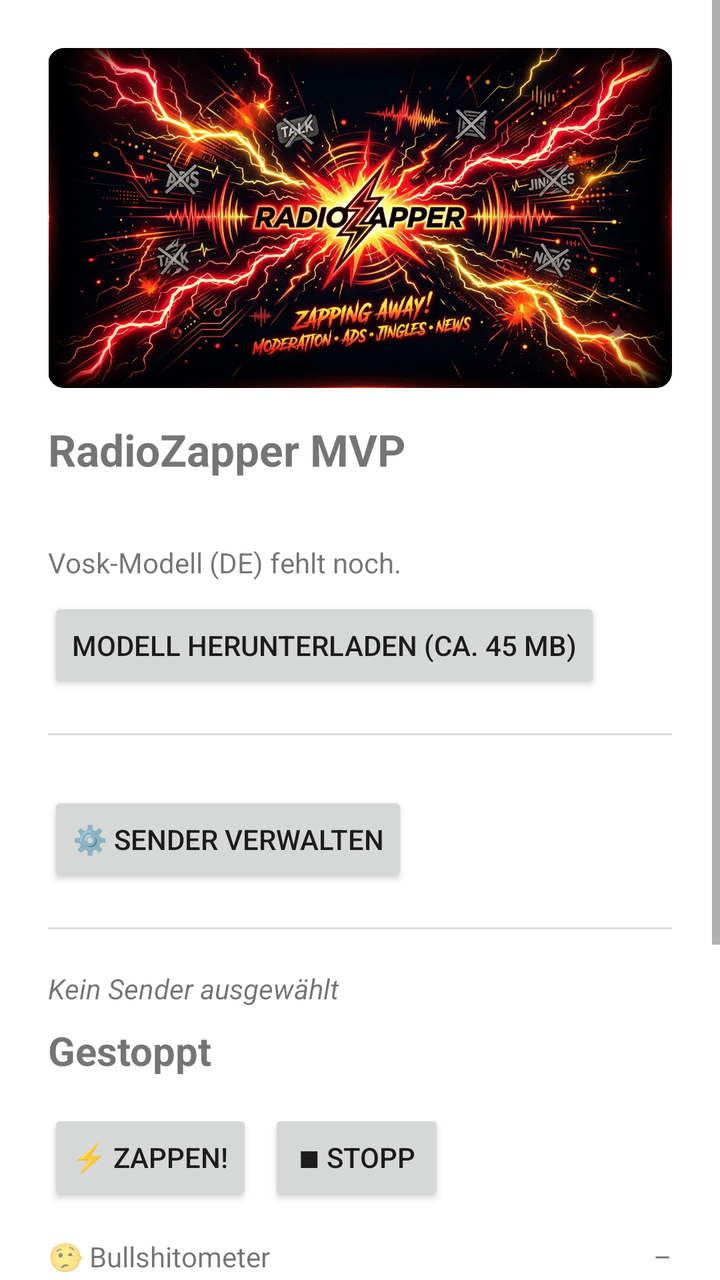
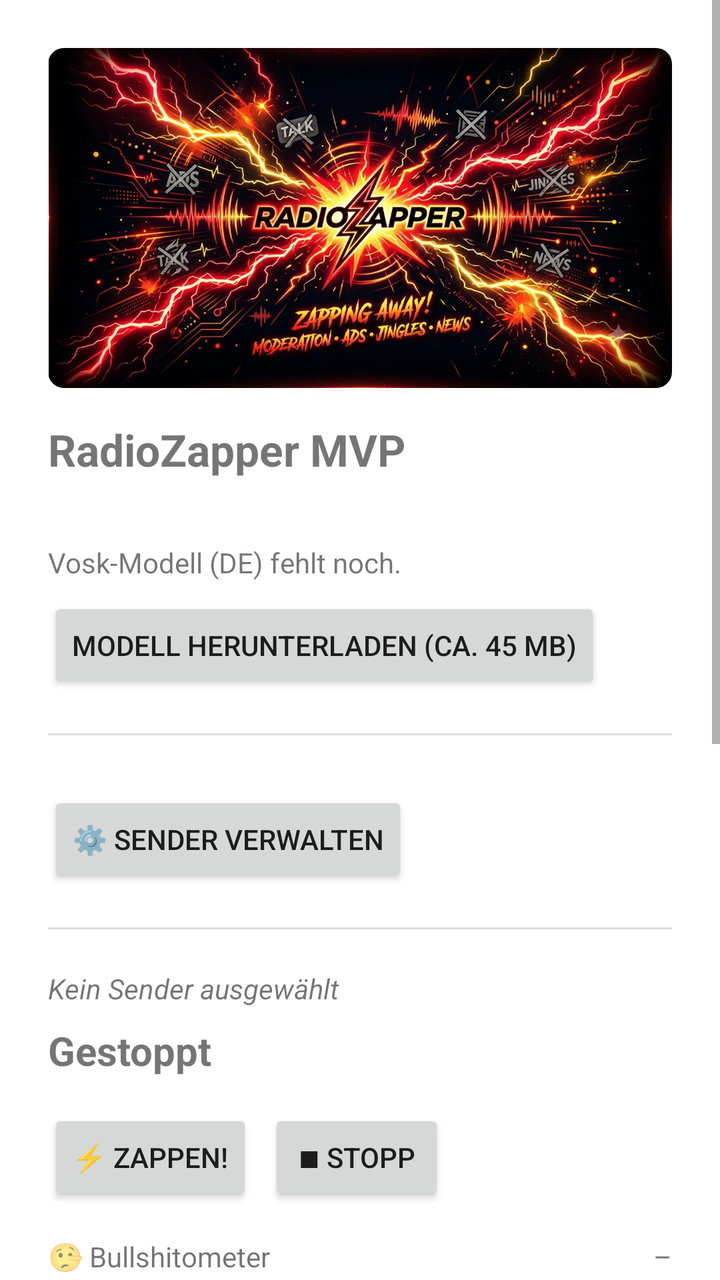

The first picture is an Android layout as it rendered before a commit; the second is the same layout after the commit. The layout source and the unified diff follow.
<!-- AndroidManifest.xml: activity theme Theme.RadioZapperMvp -->
<!-- res/layout/activity_main.xml -->
<?xml version="1.0" encoding="utf-8"?>
<ScrollView xmlns:android="http://schemas.android.com/apk/res/android"
    xmlns:app="http://schemas.android.com/apk/res-auto"
    android:layout_width="match_parent"
    android:layout_height="match_parent">

    <LinearLayout
        android:layout_width="match_parent"
        android:layout_height="wrap_content"
        android:orientation="vertical"
        android:padding="24dp">

        
        <com.google.android.material.imageview.ShapeableImageView
            android:layout_width="match_parent"
            android:layout_height="wrap_content"
            android:layout_marginBottom="16dp"
            android:adjustViewBounds="true"
            android:src="@drawable/banner"
            android:contentDescription="@string/app_name"
            app:shapeAppearanceOverlay="@style/BannerShapeOverlay" />

        <TextView
            android:layout_width="wrap_content"
            android:layout_height="wrap_content"
            android:text="@string/app_name"
            android:textSize="22sp"
            android:textStyle="bold" />

        <TextView
            android:id="@+id/buildTimeText"
            android:layout_width="wrap_content"
            android:layout_height="wrap_content"
            android:layout_marginBottom="16dp"
            android:textSize="12sp"
            android:textColor="#888888" />

        
        <TextView
            android:id="@+id/modelStatusText"
            android:layout_width="match_parent"
            android:layout_height="wrap_content"
            android:text="@string/model_not_ready" />

        <ProgressBar
            android:id="@+id/modelProgressBar"
            style="?android:attr/progressBarStyleHorizontal"
            android:layout_width="match_parent"
            android:layout_height="wrap_content"
            android:layout_marginTop="4dp"
            android:max="100"
            android:visibility="gone" />

        <Button
            android:id="@+id/downloadModelButton"
            android:layout_width="wrap_content"
            android:layout_height="wrap_content"
            android:layout_marginTop="8dp"
            android:text="@string/btn_download_model" />

        <View
            android:layout_width="match_parent"
            android:layout_height="1dp"
            android:layout_marginTop="20dp"
            android:layout_marginBottom="20dp"
            android:background="#DDDDDD" />

        
        <LinearLayout
            android:id="@+id/stationsContainer"
            android:layout_width="match_parent"
            android:layout_height="wrap_content"
            android:orientation="vertical" />

        <Button
            android:id="@+id/manageStationsButton"
            android:layout_width="wrap_content"
            android:layout_height="wrap_content"
            android:layout_marginTop="8dp"
            android:text="@string/btn_manage_stations" />

        <View
            android:layout_width="match_parent"
            android:layout_height="1dp"
            android:layout_marginTop="20dp"
            android:layout_marginBottom="20dp"
            android:background="#DDDDDD" />

        
        <TextView
            android:id="@+id/currentStationText"
            android:layout_width="match_parent"
            android:layout_height="wrap_content"
            android:text="@string/current_station_none"
            android:textStyle="italic" />

        <TextView
            android:id="@+id/statusText"
            android:layout_width="match_parent"
            android:layout_height="wrap_content"
            android:layout_marginTop="8dp"
            android:text="@string/status_idle"
            android:textSize="20sp"
            android:textStyle="bold" />

        <LinearLayout
            android:layout_width="match_parent"
            android:layout_height="wrap_content"
            android:orientation="horizontal"
            android:layout_marginTop="16dp">

            <Button
                android:id="@+id/zapButton"
                android:layout_width="wrap_content"
                android:layout_height="wrap_content"
                android:layout_marginEnd="8dp"
                android:text="@string/btn_zappen" />

            <Button
                android:id="@+id/stopButton"
                android:layout_width="wrap_content"
                android:layout_height="wrap_content"
                android:text="@string/btn_stop" />
        </LinearLayout>

        
        <LinearLayout
            android:layout_width="match_parent"
            android:layout_height="wrap_content"
            android:orientation="horizontal"
            android:layout_marginTop="16dp">

            <TextView
                android:layout_width="0dp"
                android:layout_height="wrap_content"
                android:layout_weight="1"
                android:text="@string/bs_meter_label"
                android:textSize="14sp" />

            <TextView
                android:id="@+id/bsMeterPercentText"
                android:layout_width="wrap_content"
                android:layout_height="wrap_content"
                android:text="@string/bs_meter_off"
                android:textSize="14sp" />
        </LinearLayout>

        <ProgressBar
            android:id="@+id/bsMeterBar"
            style="?android:attr/progressBarStyleHorizontal"
            android:layout_width="match_parent"
            android:layout_height="wrap_content"
            android:layout_marginTop="4dp"
            android:max="100"
            android:progress="0"
            android:progressBackgroundTint="@color/bs_meter_track" />

        <View
            android:layout_width="match_parent"
            android:layout_height="1dp"
            android:layout_marginTop="20dp"
            android:layout_marginBottom="20dp"
            android:background="#DDDDDD" />

        
        <TextView
            android:layout_width="wrap_content"
            android:layout_height="wrap_content"
            android:text="@string/update_server_label"
            android:textSize="12sp" />

        <LinearLayout
            android:layout_width="match_parent"
            android:layout_height="wrap_content"
            android:orientation="horizontal"
            android:gravity="center_vertical"
            android:layout_marginBottom="8dp">

            <EditText
                android:id="@+id/updateServerUrlInput"
                android:layout_width="0dp"
                android:layout_height="wrap_content"
                android:layout_weight="1"
                android:inputType="textUri"
                android:textSize="12sp" />

            <Button
                android:id="@+id/saveUpdateServerButton"
                android:layout_width="wrap_content"
                android:layout_height="wrap_content"
                android:text="@string/btn_save_update_server" />
        </LinearLayout>

        <TextView
            android:id="@+id/updateStatusText"
            android:layout_width="match_parent"
            android:layout_height="wrap_content"
            android:layout_marginBottom="8dp"
            android:textSize="12sp"
            android:textColor="#888888" />

        <Button
            android:id="@+id/updateButton"
            android:layout_width="wrap_content"
            android:layout_height="wrap_content"
            android:text="@string/btn_check_update" />

    </LinearLayout>
</ScrollView>
<!-- resources referenced by this layout -->
<resources>
  <color name="bs_meter_track">#33888888</color>
  <!-- drawable banner: webp bitmap (drawable-nodpi, 144950 bytes) -->
  <string name="app_name">RadioZapper MVP</string>
  <string name="bs_meter_label">🤥 Bullshitometer</string>
  <string name="bs_meter_off">–</string>
  <string name="btn_check_update">🔄 Nach Update suchen</string>
  <string name="btn_download_model">Modell herunterladen (ca. 45 MB)</string>
  <string name="btn_manage_stations">⚙️ Sender verwalten</string>
  <string name="btn_save_update_server">Speichern</string>
  <string name="btn_stop">■ Stopp</string>
  <string name="btn_zappen">⚡ ZAPPEN!</string>
  <string name="current_station_none">Kein Sender ausgewählt</string>
  <string name="model_not_ready">Vosk-Modell (DE) fehlt noch.</string>
  <string name="status_idle">Gestoppt</string>
  <string name="update_server_label">Update-Server:</string>
  <style name="BannerShapeOverlay">
          <item name="cornerSize">8dp</item>
      </style>
  <style name="Theme.RadioZapperMvp" parent="Theme.MaterialComponents.DayNight.NoActionBar">
          <item name="colorPrimary">@color/primary</item>
          <item name="colorPrimaryDark">@color/primary_dark</item>
          <item name="colorAccent">@color/accent</item>
      </style>
  <color name="primary">#1ABC9C</color>
  <color name="primary_dark">#149174</color>
  <color name="accent">#1ABC9C</color>
</resources>

<!-- the commit's change to res/layout/activity_main.xml (unified diff, before → after) -->
@@ -166,6 +166,64 @@
         <TextView
             android:layout_width="wrap_content"
             android:layout_height="wrap_content"
+            android:text="@string/news_break_label"
+            android:textSize="12sp" />
+
+        <CheckBox
+            android:id="@+id/newsBreakEnabledCheckbox"
+            android:layout_width="wrap_content"
+            android:layout_height="wrap_content"
+            android:layout_marginBottom="4dp"
+            android:text="@string/news_break_enabled" />
+
+        <Button
+            android:id="@+id/newsBreakFolderButton"
+            android:layout_width="wrap_content"
+            android:layout_height="wrap_content"
+            android:text="@string/btn_news_break_folder" />
+
+        <TextView
+            android:id="@+id/newsBreakFolderStatusText"
+            android:layout_width="match_parent"
+            android:layout_height="wrap_content"
+            android:layout_marginTop="4dp"
+            android:layout_marginBottom="8dp"
+            android:textSize="12sp"
+            android:textColor="#888888" />
+
+        <LinearLayout
+            android:layout_width="match_parent"
+            android:layout_height="wrap_content"
+            android:orientation="horizontal"
+            android:gravity="center_vertical">
+
+            <EditText
+                android:id="@+id/newsBreakWindowMinutesInput"
+                android:layout_width="0dp"
+                android:layout_height="wrap_content"
+                android:layout_weight="1"
+                android:inputType="numberDecimal"
+                android:hint="@string/news_break_window_hint"
+                android:textSize="12sp" />
+
+            <Button
+                android:id="@+id/saveNewsBreakWindowButton"
+                android:layout_width="wrap_content"
+                android:layout_height="wrap_content"
+                android:text="@string/btn_save_update_server" />
+        </LinearLayout>
+
+        <View
+            android:layout_width="match_parent"
+            android:layout_height="1dp"
+            android:layout_marginTop="20dp"
+            android:layout_marginBottom="20dp"
+            android:background="#DDDDDD" />
+
+        
+        <TextView
+            android:layout_width="wrap_content"
+            android:layout_height="wrap_content"
             android:text="@string/update_server_label"
             android:textSize="12sp" />
 
<!-- resource entries referenced after the edit -->
@@ -8,11 +8,15 @@
   <string name="btn_check_update">🔄 Nach Update suchen</string>
   <string name="btn_download_model">Modell herunterladen (ca. 45 MB)</string>
   <string name="btn_manage_stations">⚙️ Sender verwalten</string>
+  <string name="btn_news_break_folder">📁 Ordner wählen</string>
   <string name="btn_save_update_server">Speichern</string>
   <string name="btn_stop">■ Stopp</string>
   <string name="btn_zappen">⚡ ZAPPEN!</string>
   <string name="current_station_none">Kein Sender ausgewählt</string>
   <string name="model_not_ready">Vosk-Modell (DE) fehlt noch.</string>
+  <string name="news_break_enabled">Aktiviert (zur vollen/halben Stunde)</string>
+  <string name="news_break_label">📰 Nachrichten-Pause:</string>
+  <string name="news_break_window_hint">Fensterlänge (Minuten)</string>
   <string name="status_idle">Gestoppt</string>
   <string name="update_server_label">Update-Server:</string>
   <style name="BannerShapeOverlay">
